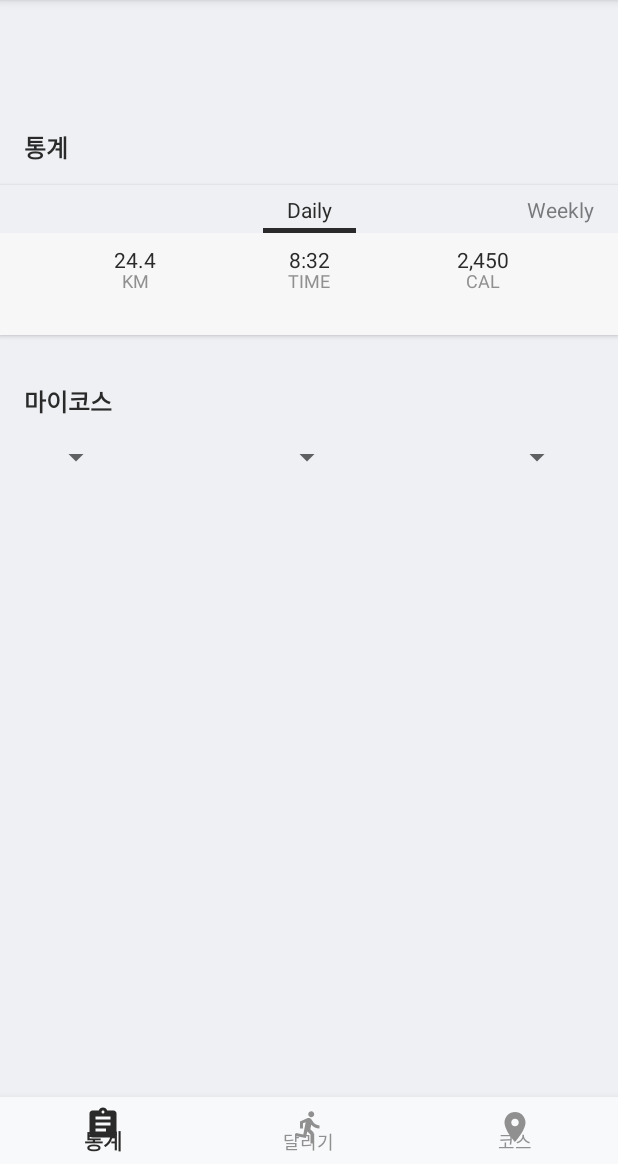
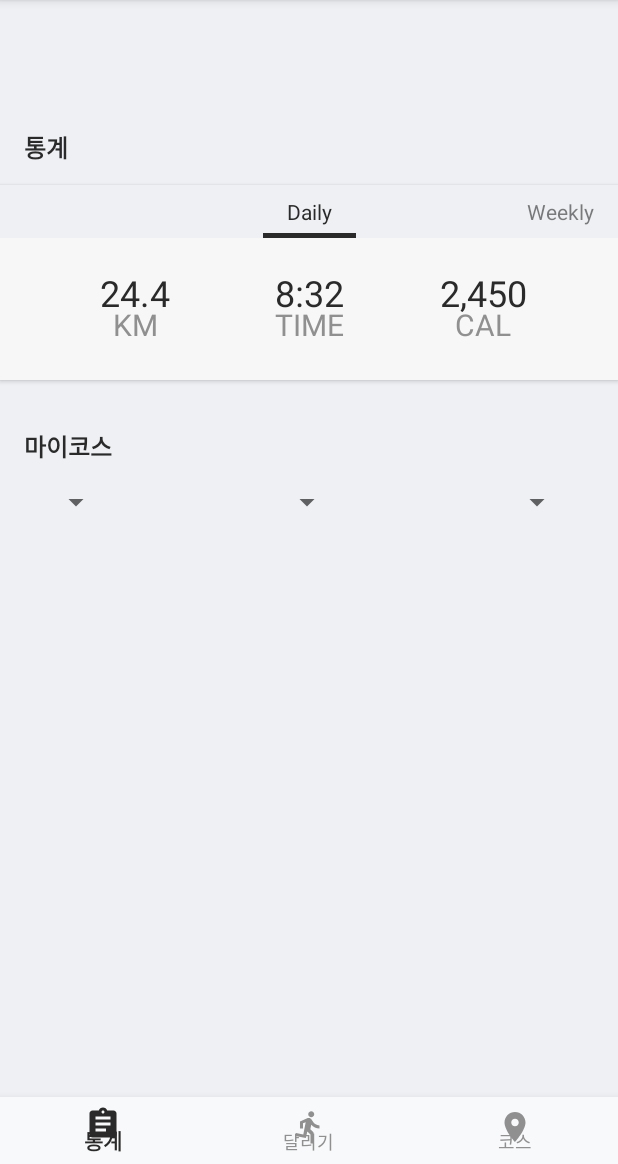
Before and after one commit to SMU-SE-Admin/2018_Capstone_JohnBer_Src, an Android app: the MyActivity screen opened directly, with no data from a screen before it, on a phone screen of 412 x 824 dp, the part 72-1236 px from its top. Run offline under Robolectric (Android 15) with nearby library versions, the phone set to English and light mode, and no system bars; our stand-ins replace Firebase (no records; nobody signed in at launch, a user with empty details on screens opened directly), Shimmer; libraries missing offline, so code that uses them is left out: com.ethanhua.skeleton, io.realm; pictures from the network do not load; 2 statements that could not run were skipped.

Commit message:
#1069 통계 UI 텍스트 크기 수정

```diff
--- a/app/src/main/res/layout/activity_login.xml
+++ b/app/src/main/res/layout/activity_login.xml
@@ -52,6 +52,7 @@
         android:layout_marginEnd="48dp"
         android:layout_marginStart="48dp"
         android:hint="Email"
+        android:backgroundTint="@color/darkergrey"
         android:inputType="textEmailAddress"
         app:layout_constraintEnd_toEndOf="parent"
         app:layout_constraintHorizontal_bias="0.0"
@@ -64,6 +65,7 @@
         android:layout_height="wrap_content"
         android:layout_marginTop="48dp"
         android:text="비밀번호"
+        android:backgroundTint="@color/darkergrey"
         android:textAppearance="@style/TextAppearance.AppCompat"
         android:textSize="16sp"
         app:layout_constraintLeft_toLeftOf="parent"
--- a/app/src/main/res/layout/activity_run_main.xml
+++ b/app/src/main/res/layout/activity_run_main.xml
@@ -170,7 +170,8 @@
     <com.google.android.gms.maps.MapView
         android:id="@+id/main_mapview"
         android:layout_width="match_parent"
-        android:layout_height="match_parent" />
+        android:layout_height="match_parent"
+        />
 
     <android.support.constraint.ConstraintLayout
         android:layout_width="match_parent"
--- a/app/src/main/res/layout/activity_sign_up.xml
+++ b/app/src/main/res/layout/activity_sign_up.xml
@@ -41,6 +41,7 @@
         android:layout_marginEnd="48dp"
         android:layout_marginStart="48dp"
         android:inputType="textEmailAddress"
+        android:backgroundTint="@color/darkergrey"
         app:layout_constraintEnd_toEndOf="parent"
         app:layout_constraintHorizontal_bias="0.0"
         app:layout_constraintStart_toStartOf="parent"
@@ -67,6 +68,7 @@
         android:inputType="textVisiblePassword"
         app:layout_constraintEnd_toEndOf="parent"
         app:layout_constraintHorizontal_bias="0.0"
+        android:backgroundTint="@color/darkergrey"
         app:layout_constraintStart_toStartOf="parent"
         app:layout_constraintTop_toBottomOf="@+id/tv_password_label" />
 
@@ -88,6 +90,7 @@
         android:id="@+id/height_input"
         android:layout_width="90dp"
         android:layout_height="44dp"
+        android:backgroundTint="@color/darkergrey"
         app:layout_constraintStart_toStartOf="@+id/tv_height_label"
         app:layout_constraintTop_toBottomOf="@+id/tv_height_label" />
 
@@ -107,6 +110,7 @@
         android:id="@+id/weightt_input"
         android:layout_width="90dp"
         android:layout_height="44dp"
+        android:backgroundTint="@color/darkergrey"
         app:layout_constraintStart_toStartOf="@+id/tv_weight_label"
         app:layout_constraintTop_toBottomOf="@+id/tv_weight_label" />
 
--- a/app/src/main/res/layout/my_act.xml
+++ b/app/src/main/res/layout/my_act.xml
@@ -1,10 +1,9 @@
 <?xml version="1.0" encoding="utf-8"?>
-<LinearLayout
-  xmlns:android="http://schemas.android.com/apk/res/android"
+<LinearLayout xmlns:android="http://schemas.android.com/apk/res/android"
+    xmlns:app="http://schemas.android.com/apk/res-auto"
     xmlns:tools="http://schemas.android.com/tools"
     android:layout_width="match_parent"
     android:layout_height="match_parent"
-  xmlns:app="http://schemas.android.com/apk/res-auto"
     android:background="@color/grey"
     android:orientation="vertical">
 
@@ -14,20 +13,22 @@
     <!--toolbar-->
     <include
         android:id="@+id/toolbar"
-      app:layout_scrollFlags="scroll|enterAlways"
-      layout="@layout/toolbar"/>
+        layout="@layout/toolbar"
+        app:layout_scrollFlags="scroll|enterAlways" />
   </android.support.design.widget.AppBarLayout>
+
   <ScrollView
       android:layout_width="match_parent"
       android:layout_height="match_parent"
 
-    android:layout_weight="1"
-    >
+      android:layout_weight="1">
+
     <FrameLayout
+        android:id="@+id/mycourse_item_container"
         android:layout_width="wrap_content"
         android:layout_height="0dp"
-    android:layout_weight="1"
-    android:id="@+id/mycourse_item_container">
+        android:layout_weight="1">
+
       <android.support.constraint.ConstraintLayout
           android:layout_width="match_parent"
           android:layout_height="wrap_content"
@@ -39,48 +40,50 @@
             android:layout_width="wrap_content"
             android:layout_height="wrap_content"
             android:orientation="vertical"
-      app:layout_constraintGuide_end="16dp"/>
+            app:layout_constraintGuide_end="16dp" />
+
         <android.support.constraint.Guideline
             android:id="@+id/guideline5"
             android:layout_width="wrap_content"
             android:layout_height="wrap_content"
             android:orientation="vertical"
-      app:layout_constraintGuide_begin="16dp"/>
+            app:layout_constraintGuide_begin="16dp" />
+
         <TextView
             android:id="@+id/tv_my_username"
-      android:textStyle="bold"
             android:layout_width="wrap_content"
             android:layout_height="wrap_content"
+            android:layout_marginEnd="8dp"
+            android:layout_marginStart="8dp"
             android:layout_marginTop="32dp"
-      android:layout_marginStart="8dp"
-      android:layout_marginEnd="8dp"
             android:textColor="@color/black"
             android:textSize="16sp"
+            android:textStyle="bold"
             app:layout_constraintEnd_toStartOf="@+id/guideline9"
             app:layout_constraintHorizontal_bias="0.498"
             app:layout_constraintStart_toStartOf="@+id/guideline5"
             app:layout_constraintTop_toTopOf="parent"
-      tools:text="John Ber"/>
+            tools:text="John Ber" />
 
 
         <TextView
             android:id="@+id/tv_my_statistics_title"
-      android:textStyle="bold"
             android:layout_width="wrap_content"
             android:layout_height="21dp"
             android:layout_marginTop="32dp"
             android:text="통계"
             android:textColor="@color/black"
             android:textSize="16sp"
+            android:textStyle="bold"
             app:layout_constraintStart_toStartOf="@+id/guideline5"
-      app:layout_constraintTop_toBottomOf="@+id/tv_my_username"/>
+            app:layout_constraintTop_toBottomOf="@+id/tv_my_username" />
 
         <android.support.v4.view.ViewPager
             android:id="@+id/my_statistics_viewPager"
             android:layout_width="match_parent"
-      android:layout_height="100dp"
+            android:layout_height="130dp"
+            android:layout_gravity="bottom"
             android:layout_marginTop="16dp"
-      android:layout_gravity="bottom"
             android:background="@color/white"
             android:clipToPadding="false"
             android:elevation="2dp"
@@ -93,26 +96,26 @@
               android:layout_width="match_parent"
               android:layout_height="wrap_content"
               android:layout_gravity="top"
-        android:paddingTop="4dp"
-        android:paddingBottom="4dp"
+              android:background="@color/lightgrey"
+              android:backgroundTint="@color/grey"
+              android:paddingBottom="8dp"
               android:paddingLeft="16dp"
               android:paddingRight="16dp"
-        android:background="@color/lightgrey"
-        android:backgroundTint="@color/grey"
-        android:textColor="@color/black"/>
+              android:paddingTop="8dp"
+              android:textColor="@color/black" />
         </android.support.v4.view.ViewPager>
 
         <TextView
             android:id="@+id/tv_my_mycourse_title"
-      android:textStyle="bold"
             android:layout_width="wrap_content"
             android:layout_height="21dp"
             android:layout_marginTop="32dp"
             android:text="마이코스"
             android:textColor="@color/black"
             android:textSize="16sp"
+            android:textStyle="bold"
             app:layout_constraintStart_toStartOf="@+id/guideline5"
-      app:layout_constraintTop_toBottomOf="@+id/my_statistics_viewPager"/>
+            app:layout_constraintTop_toBottomOf="@+id/my_statistics_viewPager" />
 
         <!--마이코스-->
         <Spinner
@@ -124,7 +127,8 @@
             app:layout_constraintHorizontal_bias="0.5"
             app:layout_constraintHorizontal_chainStyle="spread_inside"
             app:layout_constraintStart_toStartOf="@+id/guideline"
-      app:layout_constraintTop_toBottomOf="@+id/tv_my_mycourse_title"/>
+            app:layout_constraintTop_toBottomOf="@+id/tv_my_mycourse_title" />
+
         <Spinner
             android:id="@+id/sp_my_course_search_day"
             android:layout_width="48dp"
@@ -132,7 +136,8 @@
             app:layout_constraintEnd_toStartOf="@+id/guideline2"
             app:layout_constraintHorizontal_bias="0.5"
             app:layout_constraintStart_toEndOf="@+id/sp_my_course_search_month"
-      app:layout_constraintTop_toTopOf="@+id/sp_my_course_search_year"/>
+            app:layout_constraintTop_toTopOf="@+id/sp_my_course_search_year" />
+
         <android.support.constraint.Guideline
             android:id="@+id/guideline"
             android:layout_width="0dp"
@@ -140,7 +145,8 @@
             android:layout_marginStart="8dp"
             android:orientation="vertical"
             app:layout_constraintGuide_begin="27dp"
-      app:layout_constraintStart_toStartOf="parent"/>
+            app:layout_constraintStart_toStartOf="parent" />
+
         <android.support.constraint.Guideline
             android:id="@+id/guideline2"
             android:layout_width="0dp"
@@ -148,7 +154,8 @@
             android:layout_marginEnd="16dp"
             android:orientation="vertical"
             app:layout_constraintEnd_toEndOf="parent"
-      app:layout_constraintGuide_begin="382dp"/>
+            app:layout_constraintGuide_begin="382dp" />
+
         <Spinner
             android:id="@+id/sp_my_course_search_month"
             android:layout_width="48dp"
@@ -158,7 +165,7 @@
             app:layout_constraintLeft_toLeftOf="parent"
             app:layout_constraintRight_toRightOf="parent"
             app:layout_constraintStart_toEndOf="@+id/sp_my_course_search_year"
-      app:layout_constraintTop_toTopOf="@+id/sp_my_course_search_year"/>
+            app:layout_constraintTop_toTopOf="@+id/sp_my_course_search_year" />
 
         <!--<FrameLayout-->
         <!--android:layout_width="wrap_content"-->
@@ -168,8 +175,8 @@
             android:id="@+id/my_rv_course"
             android:layout_width="match_parent"
             android:layout_height="wrap_content"
+            android:layout_gravity="center_vertical"
             android:layout_marginTop="4dp"
-      android:layout_gravity="center_vertical"
             android:scrollbars="vertical"
             app:layout_constraintEnd_toEndOf="parent"
             app:layout_constraintHorizontal_bias="0.0"
@@ -177,7 +184,7 @@
             app:layout_constraintRight_toRightOf="parent"
             app:layout_constraintStart_toStartOf="parent"
             app:layout_constraintTop_toBottomOf="@+id/sp_my_course_search_year"
-      tools:listitem="@layout/my_course_item_collapsed"/>
+            tools:listitem="@layout/my_course_item_collapsed" />
         <!--</FrameLayout>-->
       </android.support.constraint.ConstraintLayout>
     </FrameLayout>
@@ -185,7 +192,7 @@
   <!--bottom navigationbar-->
   <include
       android:id="@+id/bottomNavigationView"
-    layout="@layout/navigationbar"/>
+      layout="@layout/navigationbar" />
 
 
 </LinearLayout>
--- a/app/src/main/res/layout/my_statistics_daily_view.xml
+++ b/app/src/main/res/layout/my_statistics_daily_view.xml
@@ -1,42 +1,46 @@
 <?xml version="1.0" encoding="utf-8"?>
-<android.support.constraint.ConstraintLayout
-  xmlns:android="http://schemas.android.com/apk/res/android"
+<android.support.constraint.ConstraintLayout xmlns:android="http://schemas.android.com/apk/res/android"
     xmlns:app="http://schemas.android.com/apk/res-auto"
     xmlns:tools="http://schemas.android.com/tools"
     android:layout_width="match_parent"
     android:layout_height="wrap_content"
-  android:layout_marginTop="16dp"
-  android:layout_marginBottom="16dp">
+    android:layout_marginBottom="16dp"
+    android:layout_marginTop="16dp">
+
   <TextView
       android:id="@+id/tv_statistics_daily_km"
       android:layout_width="0dp"
       android:layout_height="wrap_content"
-    android:layout_marginTop="8dp"
       android:layout_marginStart="8dp"
+      android:layout_marginTop="20dp"
       android:freezesText="false"
       android:text="24.4"
       android:textAlignment="center"
       android:textAppearance="@style/TextAppearance.AppCompat"
       android:textColor="@color/black"
+      android:textSize="24sp"
       app:layout_constraintEnd_toStartOf="@+id/tv_statistics_daily_time"
       app:layout_constraintHorizontal_bias="0.5"
       app:layout_constraintHorizontal_chainStyle="packed"
       app:layout_constraintStart_toStartOf="@+id/guideline11"
-    app:layout_constraintTop_toTopOf="parent"/>
+      app:layout_constraintTop_toTopOf="parent" />
+
   <TextView
       android:id="@+id/tv_statistics_daily_time"
       android:layout_width="0dp"
-    android:layout_height="19dp"
+      android:layout_height="wrap_content"
       android:freezesText="false"
       android:text="8:32"
       android:textAlignment="center"
       android:textAppearance="@style/TextAppearance.AppCompat"
       android:textColor="@color/black"
+      android:textSize="24sp"
       app:layout_constraintBaseline_toBaselineOf="@+id/tv_statistics_daily_km"
       app:layout_constraintEnd_toStartOf="@+id/tv_statistics_daily_calories"
       app:layout_constraintHorizontal_bias="0.5"
       app:layout_constraintHorizontal_chainStyle="packed"
-    app:layout_constraintStart_toEndOf="@+id/tv_statistics_daily_km"/>
+      app:layout_constraintStart_toEndOf="@+id/tv_statistics_daily_km" />
+
   <TextView
       android:id="@+id/tv_statistics_daily_calories"
       android:layout_width="0dp"
@@ -47,10 +51,11 @@
       android:textAlignment="center"
       android:textAppearance="@style/TextAppearance.AppCompat"
       android:textColor="@color/black"
+      android:textSize="24sp"
       app:layout_constraintBaseline_toBaselineOf="@+id/tv_statistics_daily_km"
       app:layout_constraintEnd_toStartOf="@+id/guideline12"
       app:layout_constraintHorizontal_bias="0.5"
-    app:layout_constraintStart_toEndOf="@+id/tv_statistics_daily_time"/>
+      app:layout_constraintStart_toEndOf="@+id/tv_statistics_daily_time" />
 
   <!--text view for measurement-->
   <TextView
@@ -62,11 +67,12 @@
       android:text="KM"
       android:textAlignment="center"
       android:textColor="@color/darkgrey"
-    android:textSize="12sp"
+      android:textSize="20sp"
       app:layout_constraintBaseline_toBaselineOf="@+id/tv_statistics_daily_time_text"
       app:layout_constraintEnd_toStartOf="@+id/tv_statistics_daily_time_text"
       app:layout_constraintHorizontal_bias="0.5"
-    app:layout_constraintStart_toStartOf="@+id/guideline11"/>
+      app:layout_constraintStart_toStartOf="@+id/guideline11" />
+
   <TextView
       android:id="@+id/tv_statistics_daily_time_text"
       android:layout_width="0dp"
@@ -76,12 +82,13 @@
       android:text="TIME"
       android:textAlignment="center"
       android:textColor="@color/darkgrey"
-    android:textSize="12sp"
+      android:textSize="20sp"
       app:layout_constraintBottom_toBottomOf="parent"
       app:layout_constraintEnd_toStartOf="@+id/tv_statistics_daily_calories_text"
       app:layout_constraintHorizontal_bias="0.5"
       app:layout_constraintStart_toEndOf="@+id/tv_statistics_daily_km_text"
-    app:layout_constraintTop_toBottomOf="@+id/tv_statistics_daily_time"/>
+      app:layout_constraintTop_toBottomOf="@+id/tv_statistics_daily_time" />
+
   <TextView
       android:id="@+id/tv_statistics_daily_calories_text"
       android:layout_width="0dp"
@@ -91,22 +98,24 @@
       android:text="CAL"
       android:textAlignment="center"
       android:textColor="@color/darkgrey"
-    android:textSize="12sp"
+      android:textSize="20sp"
       app:layout_constraintBaseline_toBaselineOf="@+id/tv_statistics_daily_time_text"
       app:layout_constraintEnd_toStartOf="@+id/guideline12"
       app:layout_constraintHorizontal_bias="0.5"
-    app:layout_constraintStart_toEndOf="@+id/tv_statistics_daily_time_text"/>
+      app:layout_constraintStart_toEndOf="@+id/tv_statistics_daily_time_text" />
+
   <android.support.constraint.Guideline
       android:id="@+id/guideline11"
       android:layout_width="wrap_content"
       android:layout_height="wrap_content"
       android:orientation="vertical"
-    app:layout_constraintGuide_begin="24dp"/>
+      app:layout_constraintGuide_begin="24dp" />
+
   <android.support.constraint.Guideline
       android:id="@+id/guideline12"
       android:layout_width="wrap_content"
       android:layout_height="wrap_content"
       android:orientation="vertical"
-    app:layout_constraintGuide_end="24dp"/>
+      app:layout_constraintGuide_end="24dp" />
 
 </android.support.constraint.ConstraintLayout>
```
Also changed, not shown: app/src/main/java/smu/ac/kr/johnber/course/CourseActivity.java (+1 -13 lines), app/src/main/java/smu/ac/kr/johnber/run/MainActivity.java (+37 -6 lines), app/src/main/res/layout/my_statistics_monthly_view.xml (+18 -10 lines), app/src/main/res/layout/my_statistics_weekly_view.xml (+18 -10 lines). Lines whose indentation alone changed are shown as unchanged.
